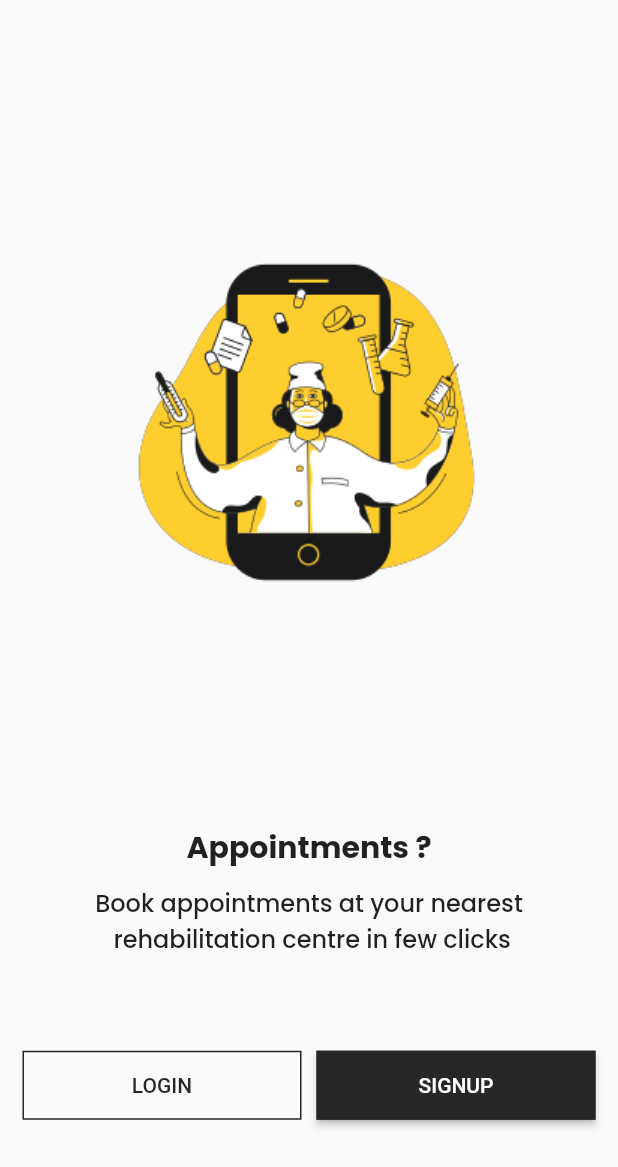
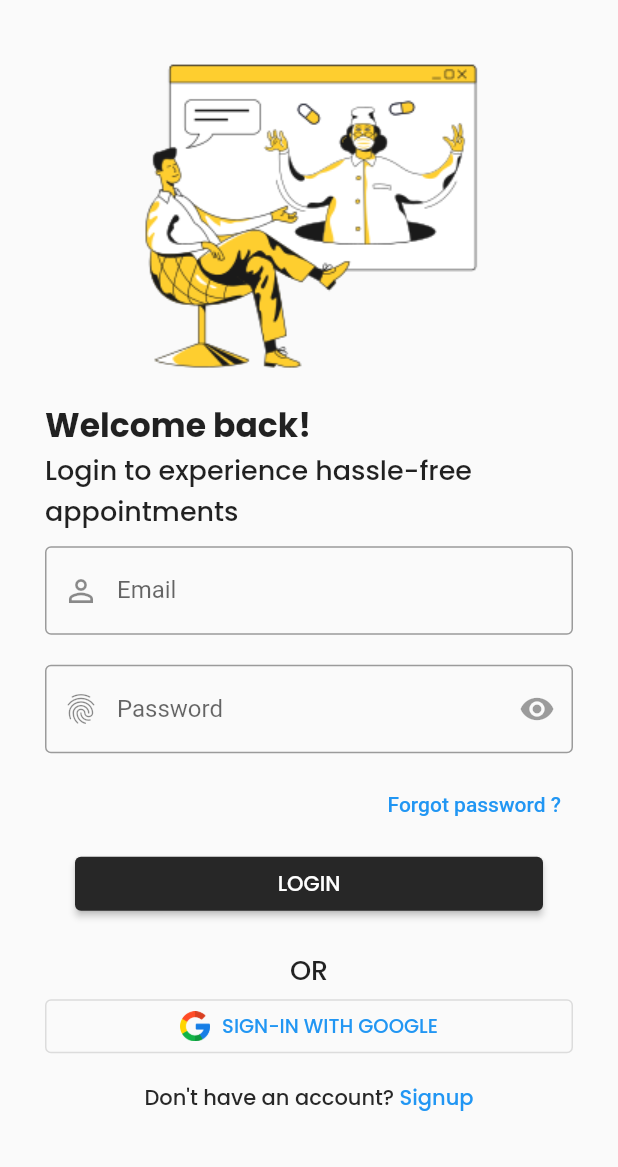
Before and after one commit to shreyxnsh/Aashayein-RehabCentre, a Flutter app: the screen it shows after launch, after a tap on "LOGIN", on a phone screen of 412 x 824 dp. Shown: the top 1167 px of the screen. Run offline on Flutter 3.47's test engine with Material 2 defaults, Android fonts, the phone set to English and light mode, and no system bars; our stand-ins replace get.

Commit message:
login screen

```diff
--- a/lib/main.dart
+++ b/lib/main.dart
@@ -1,4 +1,5 @@
 import 'package:flutter/material.dart';
+import 'package:rehabcentre/src/constants/colors.dart';
 import 'package:rehabcentre/src/features/screens/splash_screen/splash_screen.dart';
 
 void main() {
@@ -13,6 +14,7 @@ class MyApp extends StatelessWidget {
   Widget build(BuildContext context) {
     return  MaterialApp(
       theme: ThemeData(
+        primaryColor: tPrimaryColor,
 
       ),
       home: SplashScreen(),
--- a/lib/src/constants/image_strings.dart
+++ b/lib/src/constants/image_strings.dart
@@ -2,3 +2,5 @@
 
 const String tSplashImage = "assets/images/splash-screen-image.png";
 const String tSplashTopImage = "assets/images/splash-screen-topimage.png";
+const String tLoginScreenImage = "assets/images/login-screen-image.png";
+const String tGoogleLogo = "assets/images/google-logo.png";
--- /dev/null
+++ b/lib/src/features/screens/login/login_form_widget.dart
@@ -0,0 +1,69 @@
+import 'package:flutter/material.dart';
+import 'package:flutter/src/widgets/framework.dart';
+import 'package:flutter/src/widgets/placeholder.dart';
+
+import '../../../constants/colors.dart';
+
+class LoginForm extends StatelessWidget {
+  const LoginForm({super.key});
+
+  @override
+  Widget build(BuildContext context) {
+    return Form(child: Container(
+      margin: EdgeInsets.only(top: 10.0),
+                padding: EdgeInsets.symmetric(vertical: 0.0),
+                child: Column(
+                  crossAxisAlignment: CrossAxisAlignment.start,
+                  children: [
+                    TextFormField(
+                      decoration: InputDecoration(
+                        prefixIcon: Icon(Icons.person_outline_outlined),
+                        labelText: 'Email',
+                        hintText: 'Email',
+                        border: OutlineInputBorder(),
+                      ),
+                    ),
+                    SizedBox(
+                      height: 20.0,
+                    ),
+                    TextFormField(
+                      decoration: InputDecoration(
+                        prefixIcon: Icon(Icons.fingerprint),
+                        labelText: 'Password',
+                        hintText: 'Password',
+                        border: OutlineInputBorder(),
+                        suffixIcon: IconButton(
+                          onPressed: null,
+                          icon: Icon(Icons.remove_red_eye_sharp),
+                        )
+                      ),
+                    ),
+                    SizedBox(
+                      height: 10.0,
+                    ),
+                    Align(
+                      alignment: Alignment.centerRight,
+                      child: TextButton(onPressed: (){}, child: Text('Forgot password ?'))),
+
+                    Padding(
+                     padding: EdgeInsets.only(top: 5, bottom: 20, left: 20, right: 20),
+                      child: SizedBox(
+                        width: double.infinity,
+                        child: ElevatedButton(
+
+                          style: ButtonStyle(
+                          backgroundColor: MaterialStateProperty.all<Color>(tSecondaryColor), // Change the button color here
+                        ),
+
+                          onPressed: (){},
+                          child: Text('Login'.toUpperCase(), style: TextStyle(fontFamily: 'PoppinsMedium', fontSize: 14),),
+                          ),
+                      ),
+                    )
+
+                  ],
+                  ),
+              ),
+                );
+  }
+}
--- /dev/null
+++ b/lib/src/features/screens/login/login_screen.dart
@@ -0,0 +1,74 @@
+import 'package:flutter/material.dart';
+import 'package:flutter/src/widgets/framework.dart';
+import 'package:flutter/src/widgets/placeholder.dart';
+import 'package:get/get.dart';
+import 'package:rehabcentre/src/constants/colors.dart';
+import 'package:rehabcentre/src/constants/image_strings.dart';
+import 'package:rehabcentre/src/constants/sizes.dart';
+
+import 'login_form_widget.dart';
+
+class LoginScreen extends StatelessWidget {
+  const LoginScreen({super.key});
+
+
+  @override
+  Widget build(BuildContext context) {
+    final size = MediaQuery.of(context).size;
+    return SafeArea(
+      child: Scaffold(
+        body: SingleChildScrollView(
+          child: Container(
+            padding: EdgeInsets.only(bottom: tDefaultSize, left: tDefaultSize, right: tDefaultSize),
+            child: Padding(
+              // padding: const EdgeInsets.all(8.0),
+              padding: EdgeInsets.symmetric(vertical: 20.0),
+              child: Column(
+                crossAxisAlignment: CrossAxisAlignment.start,
+                children: [
+                  // section 1
+                  Center(child: Image(image: AssetImage(tLoginScreenImage), height: size.height*0.3,)),
+                  Text('Welcome back!', style: TextStyle(fontFamily: 'PoppinsBold', fontSize: 22, ),),
+                  Text('Login to experience hassle-free appointments', style: TextStyle(fontFamily: 'PoppinsMedium', fontSize: 18, ),),
+
+                  // section 2
+                  LoginForm(),
+
+                  Column(
+                    crossAxisAlignment: CrossAxisAlignment.center,
+                    children: [
+                      const Text('OR', style: TextStyle(fontFamily: 'PoppinsMedium', fontSize: 18),),
+                      SizedBox(
+                        width: double.infinity,
+                        child: OutlinedButton.icon(
+                          icon: Image(image: AssetImage(tGoogleLogo), width: 20.0,),
+                          onPressed: (){}, label: Text('Sign-In with google'.toUpperCase(), style: TextStyle(fontFamily: 'PoppinsMedium', fontSize: 13),),
+                      ),
+                      ),
+                      TextButton(
+                        onPressed: (){},
+                      child: const Text.rich(
+                        TextSpan(
+                          text: "Don't have an account?",style: TextStyle(fontFamily: 'PoppinsMedium', color: tSecondaryColor),
+                          children: [
+                            TextSpan(text: ' Signup',
+                            style: TextStyle(fontFamily: 'PoppinsMedium', color: Colors.blue))
+                          ]
+                        )
+
+                        )
+                        )
+
+                    ],
+                  )
+              ]
+              ),
+            ),
+          ),
+        ),
+      ),
+    );
+  }
+
+
+}
--- a/lib/src/features/screens/login_screen.dart
+++ /dev/null
@@ -1,25 +0,0 @@
-import 'package:flutter/material.dart';
-import 'package:flutter/src/widgets/framework.dart';
-import 'package:flutter/src/widgets/placeholder.dart';
-
-class LoginScreenWidget extends StatefulWidget {
-  const LoginScreenWidget({super.key});
-
-  @override
-  State<LoginScreenWidget> createState() => _LoginScreenWidgetState();
-}
-
-class _LoginScreenWidgetState extends State<LoginScreenWidget> {
-  @override
-  Widget build(BuildContext context) {
-    return Scaffold(
-      appBar: AppBar(
-        title: Text('Aashayein', style: TextStyle(
-          fontSize: 24,
-
-        ),
-        ),
-      ),
-    );
-  }
-}
--- /dev/null
+++ b/lib/src/features/screens/signup/signup_screen.dart
@@ -0,0 +1,21 @@
+import 'package:flutter/material.dart';
+import 'package:flutter/src/widgets/framework.dart';
+import 'package:flutter/src/widgets/placeholder.dart';
+
+import '../../../constants/sizes.dart';
+
+class SignupScreen extends StatelessWidget {
+  const SignupScreen({super.key});
+
+  @override
+  Widget build(BuildContext context) {
+    return Scaffold(
+      body: SingleChildScrollView(
+        child: Container(
+          padding: EdgeInsets.only(bottom: tDefaultSize, left: tDefaultSize, right: tDefaultSize),
+
+        ),
+      ),
+    );
+  }
+}
--- a/lib/src/features/screens/splash_screen/splash_screen.dart
+++ b/lib/src/features/screens/splash_screen/splash_screen.dart
@@ -5,6 +5,7 @@ import 'package:rehabcentre/src/constants/image_strings.dart';
 import 'package:rehabcentre/src/constants/sizes.dart';
 import 'package:rehabcentre/src/constants/text_strings.dart';
 import 'package:rehabcentre/src/features/screens/welcome/welcome_screen.dart';
+import 'package:rehabcentre/src/features/screens/login/login_screen.dart';
 
 class SplashScreen extends StatefulWidget {
   const SplashScreen({super.key});
--- a/lib/src/features/screens/welcome/welcome_screen.dart
+++ b/lib/src/features/screens/welcome/welcome_screen.dart
@@ -1,9 +1,11 @@
 import 'package:flutter/material.dart';
 import 'package:flutter/src/widgets/framework.dart';
 import 'package:flutter/src/widgets/placeholder.dart';
+import 'package:get/get.dart';
 import 'package:rehabcentre/src/constants/colors.dart';
 import 'package:rehabcentre/src/constants/sizes.dart';
 import 'package:rehabcentre/src/constants/text_strings.dart';
+import 'package:rehabcentre/src/features/screens/login/login_screen.dart';
 
 class WelcomeScreen extends StatelessWidget {
   const WelcomeScreen({super.key});
@@ -40,7 +42,11 @@ class WelcomeScreen extends StatelessWidget {
               children: [
                 Expanded(
                   child: OutlinedButton(
-                    onPressed: (){},
+                    onPressed: () {
+                      Navigator.push(
+              context,
+              MaterialPageRoute(builder: (context) => const LoginScreen()),);
+                    },
                     style: OutlinedButton.styleFrom(
                       shape: RoundedRectangleBorder(),
                       foregroundColor: tSecondaryColor,
@@ -55,7 +61,8 @@ class WelcomeScreen extends StatelessWidget {
                 ),
                   Expanded(
                     child: ElevatedButton(
-                    onPressed: (){},
+                    onPressed: () {
+                    },
                     style: OutlinedButton.styleFrom(
                       shape: RoundedRectangleBorder(),
                       foregroundColor: tWhiteColor,
--- a/pubspec.yaml
+++ b/pubspec.yaml
@@ -76,6 +76,7 @@ flutter:
     - assets/images/splash-screen-image.png
     - assets/images/welcome-screen-image.png
     - assets/images/login-screen-image.png
+    - assets/images/
 
   # An image asset can refer to one or more resolution-specific "variants", see
   # https://flutter.dev/assets-and-images/#resolution-aware
```
Also changed, not shown: assets/images/google-logo.png (added), assets/images/login-screen-image.png.
